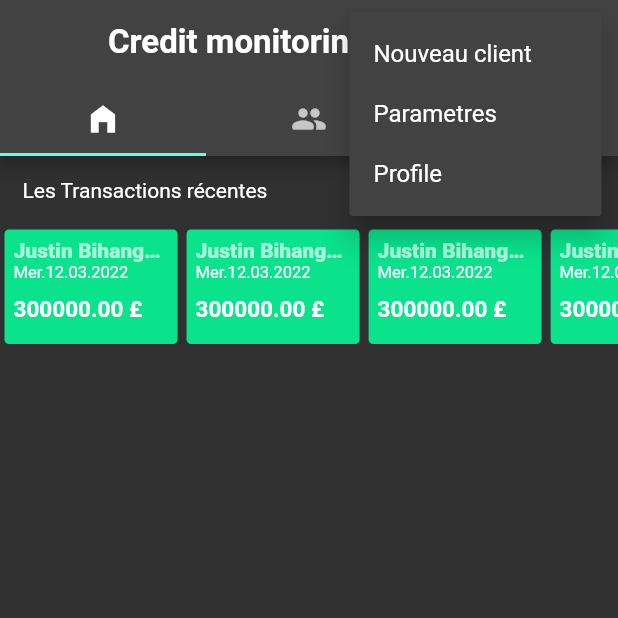
After one commit to OnlyKal/credo, a Flutter app: the Home screen opened directly, after a tap on the "more vert" icon, on a phone screen of 412 x 824 dp, the top half of it. The commit adds this screen. Run offline on Flutter 3.47's test engine with Material 2 defaults, Android fonts, the phone set to English and light mode, and no system bars; our stand-ins replace fluttertoast.

Commit message:
adding clients

```diff
--- a/lib/CONFIG/colors.dart
+++ b/lib/CONFIG/colors.dart
@@ -1,3 +1,3 @@
 import 'package:flutter/material.dart';
 
-const greencolor = Color.fromARGB(255, 9, 166, 140);
+const greencolor = Color.fromARGB(255, 10, 226, 140);
--- a/lib/EXPORTS/exports.files.dart
+++ b/lib/EXPORTS/exports.files.dart
@@ -14,3 +14,6 @@ export '../CONFIG/colors.dart';
 export '../STATICS/data.static.dart';
 export '../APIS/user.api.dart';
 export '../CONFIG/messa.toast.dart';
+export '../INTERFACES/home.dart';
+export '../INTERFACES/transactions.dart';
+export '../APIS/client.api.dart';
--- /dev/null
+++ b/lib/INTERFACES/home.dart
@@ -0,0 +1,272 @@
+import 'package:flutter/material.dart';
+import '../EXPORTS/exports.files.dart';
+
+class Home extends StatefulWidget {
+  const Home({Key? key}) : super(key: key);
+
+  @override
+  State<Home> createState() => _HomeState();
+}
+
+class _HomeState extends State<Home> {
+  int _selectedMenu = 0;
+
+  @override
+  Widget build(BuildContext context) {
+    return DefaultTabController(
+      length: 3,
+      child: Scaffold(
+        appBar: AppBar(
+          title: const Text(
+            'Credit monitoring',
+            style: TextStyle(fontSize: 22, fontWeight: FontWeight.bold),
+          ),
+          leading: const Icon(
+            Icons.more_vert_sharp,
+            color: Colors.transparent,
+            size: 1,
+          ),
+          actions: [
+            Padding(
+              padding: const EdgeInsets.only(left: 11, right: 11),
+              child: PopupMenuButton<int>(
+                  onSelected: (item) => setState(() {
+                        if (item == 1) {
+                          _addCurstomer(context);
+                        }
+                      }),
+                  itemBuilder: (context) => [
+                        const PopupMenuItem(
+                          height: 40,
+                          value: 1,
+                          child: Text('Nouveau client'),
+                          onTap: null,
+                        ),
+                        const PopupMenuItem(
+                            height: 40, value: 2, child: Text('Parametres')),
+                        const PopupMenuItem(
+                            height: 40, value: 3, child: Text('Profile')),
+                      ]),
+            )
+          ],
+          bottom: const TabBar(
+            tabs: [
+              Tab(
+                icon: Icon(Icons.home_filled),
+              ),
+              Tab(icon: Icon(Icons.people_rounded)),
+              Tab(
+                icon: Icon(Icons.history_toggle_off_sharp),
+              )
+            ],
+          ),
+        ),
+        body: const TabBarView(children: [FirstTab(), SecondTab(), FirstTab()]),
+      ),
+    );
+  }
+}
+
+Widget lastTransaction(context) {
+  return Padding(
+    padding: const EdgeInsets.all(3),
+    child: Container(
+      decoration: BoxDecoration(
+        borderRadius: BorderRadius.circular(3),
+        color: greencolor,
+      ),
+      height: fullHeight(context) * .09,
+      width: fullWidth(context) * .28,
+      child: Padding(
+        padding: const EdgeInsets.all(6),
+        child: Column(
+          mainAxisAlignment: MainAxisAlignment.start,
+          crossAxisAlignment: CrossAxisAlignment.start,
+          children: const [
+            Text(
+              'Justin Bihango Stark',
+              overflow: TextOverflow.ellipsis,
+              style: TextStyle(
+                  fontWeight: FontWeight.w800,
+                  color: Color.fromARGB(184, 233, 253, 249)),
+            ),
+            Text(
+              'Mer.12.03.2022',
+              style: TextStyle(fontSize: 11, color: Colors.white),
+            ),
+            SizedBox(
+              height: 9,
+            ),
+            Text(
+              '300000.00 £',
+              style: TextStyle(
+                  fontSize: 15,
+                  color: Color.fromARGB(255, 255, 255, 255),
+                  fontWeight: FontWeight.bold),
+            ),
+          ],
+        ),
+      ),
+    ),
+  );
+}
+
+_addCurstomer(BuildContext context) {
+  TextEditingController curstomerName = TextEditingController();
+  TextEditingController curstomerPhone = TextEditingController();
+  TextEditingController curstomerDetails = TextEditingController();
+
+  _onCreateCurstomer() => addCurtomer(
+      curstomerName.text, curstomerPhone.text, curstomerDetails.text);
+
+  showDialog(
+      context: context,
+      builder: (BuildContext context) {
+        return AlertDialog(
+          title: const Text('Nouveau client'),
+          content: SizedBox(
+              width: fullWidth(context),
+              height: fullHeight(context) * 0.23,
+              child: SingleChildScrollView(
+                child: Column(children: [
+                  inputField(
+                      context, curstomerName, 'Noms du client', Icons.person),
+                  inputField(context, curstomerPhone, 'Télephone', Icons.phone),
+                  inputField(context, curstomerDetails, 'Détails',
+                      Icons.density_medium_sharp),
+                ]),
+              )),
+          actions: [button(context, _onCreateCurstomer, 'Enregistrer')],
+        );
+      });
+}
+
+class FirstTab extends StatefulWidget {
+  const FirstTab({Key? key}) : super(key: key);
+  @override
+  State<FirstTab> createState() => _FirstTabState();
+}
+
+class _FirstTabState extends State<FirstTab> {
+  @override
+  Widget build(BuildContext context) {
+    return Column(
+      crossAxisAlignment: CrossAxisAlignment.start,
+      mainAxisAlignment: MainAxisAlignment.start,
+      children: [
+        SizedBox(
+          height: paddingTop(context),
+        ),
+        const Padding(
+          padding: EdgeInsets.only(left: 15, bottom: 15, top: 15),
+          child: Text('Les Transactions récentes'),
+        ),
+        Padding(
+            padding: const EdgeInsets.only(bottom: 15),
+            child: SizedBox(
+              height: fullHeight(context) * 0.1,
+              width: fullWidth(context),
+              child: ListView.builder(
+                scrollDirection: Axis.horizontal,
+                itemCount: 4,
+                itemBuilder: (context, i) {
+                  return GestureDetector(
+                    onTap: null,
+                    child: lastTransaction(context),
+                  );
+                },
+              ),
+            ))
+      ],
+    );
+  }
+}
+
+class SecondTab extends StatefulWidget {
+  const SecondTab({Key? key}) : super(key: key);
+
+  @override
+  State<SecondTab> createState() => _SecondTabState();
+}
+
+class _SecondTabState extends State<SecondTab> {
+  @override
+  Widget build(BuildContext context) {
+    return ListView.builder(
+        itemCount: 200,
+        scrollDirection: Axis.vertical,
+        itemBuilder: ((context, index) {
+          return Padding(
+            padding:
+                const EdgeInsets.only(left: 10, right: 10, top: 3, bottom: 3),
+            child: Row(mainAxisAlignment: MainAxisAlignment.spaceBetween,
+                // crossAxisAlignment: CrossAxisAlignment.start,
+                children: [
+                  Row(
+                    children: [
+                      Container(
+                        height: 50,
+                        width: 50,
+                        decoration: BoxDecoration(
+                            color: greencolor,
+                            borderRadius:
+                                BorderRadius.circular(fullHeight(context))),
+                        child: const Center(
+                            child: Icon(
+                          Icons.person_outline_rounded,
+                          size: 30,
+                        )),
+                      ),
+                      Padding(
+                        padding: const EdgeInsets.only(
+                          left: 10,
+                        ),
+                        child: SizedBox(
+                            height: 50,
+                            child: Column(
+                              mainAxisAlignment: MainAxisAlignment.center,
+                              crossAxisAlignment: CrossAxisAlignment.start,
+                              children: [
+                                const Text(
+                                  'Justin Bihango',
+                                  style: TextStyle(
+                                      fontSize: 17,
+                                      fontWeight: FontWeight.w800),
+                                ),
+                                const SizedBox(
+                                  height: 6,
+                                ),
+                                Row(
+                                  children: const [
+                                    Text(
+                                      '10.000 FC',
+                                      style: TextStyle(
+                                          fontSize: 12,
+                                          color:
+                                              Color.fromARGB(206, 25, 144, 240),
+                                          fontWeight: FontWeight.bold),
+                                    ),
+                                    SizedBox(
+                                      width: 30,
+                                    ),
+                                    Text(
+                                      '0 FC',
+                                      style: TextStyle(
+                                          fontSize: 12,
+                                          color:
+                                              Color.fromARGB(245, 221, 43, 43),
+                                          fontWeight: FontWeight.bold),
+                                    ),
+                                  ],
+                                )
+                              ],
+                            )),
+                      )
+                    ],
+                  ),
+                  const Icon(Icons.addchart_rounded)
+                ]),
+          );
+        }));
+  }
+}
--- a/lib/INTERFACES/splashscreen.dart
+++ b/lib/INTERFACES/splashscreen.dart
@@ -34,13 +34,12 @@ class _SplashScreenState extends State<SplashScreen> {
                   children: const [
                 Image(
                     image: AssetImage('assets/images/credo.png'),
-                    height: 67,
+                    height: 130,
                     fit: BoxFit.cover),
                 Text(
-                  'Mobile Credit Monitoring ',
+                  ' ',
                   style: TextStyle(
                       fontWeight: FontWeight.w300,
-                      // color: greencolor,
                       fontSize: 15),
                 ),
                 SizedBox(
--- a/lib/STATICS/data.static.dart
+++ b/lib/STATICS/data.static.dart
@@ -1 +1 @@
-var serverAddress = 'https://192.168.9.5:3000';
+var serverAddress = 'http://192.168.43.74:5768';
--- a/lib/main.dart
+++ b/lib/main.dart
@@ -29,7 +29,9 @@ void main() async {
       '/user/signup': (context) => const UserSignup(),
       '/user/profil': (context) => const UserProfil(),
       '/customer/add': (context) => const CurstomerCreate(),
-      '/customer/edit': (context) => const CurstomerEdit()
+      '/customer/edit': (context) => const CurstomerEdit(),
+      '/trans': (context) => const HomeTransaction(),
+      '/home': (context) => const Home()
     },
   ));
 }
```
Also changed, not shown: lib/APIS/client.api.dart (added, +17 -0 lines), lib/APIS/user.api.dart (+22 -8 lines), lib/INTERFACES/transactions.dart (added, +21 -0 lines), lib/INTERFACES/user.signin.dart (+7 -3 lines), lib/INTERFACES/user.signup.dart (+7 -7 lines), assets/images/credo.png, 1 other file.
